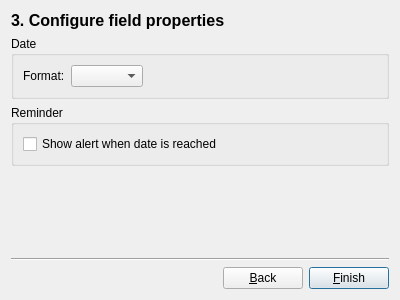
First picture: the form in ui/datefieldwizard.ui, repository giowck/symphytum, before the edit.
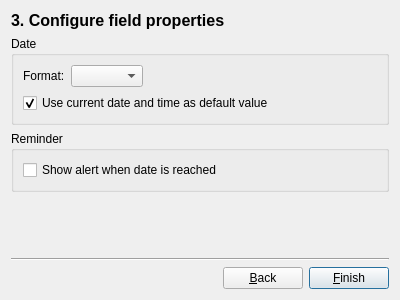
Second picture: the form after the edit.

Commit message: Allow empty dates as default value for new records, fixes #56

```diff
--- a/ui/datefieldwizard.ui
+++ b/ui/datefieldwizard.ui
@@ -58,6 +58,19 @@
         </item>
        </layout>
       </item>
+      <item>
+       <widget class="QCheckBox" name="currentDateCheckBox">
+        <property name="toolTip">
+         <string>Set current date and time as default value for new records</string>
+        </property>
+        <property name="text">
+         <string>Use current date and time as default value</string>
+        </property>
+        <property name="checked">
+         <bool>true</bool>
+        </property>
+       </widget>
+      </item>
      </layout>
     </widget>
    </item>
```
The commit also changes 4 other files.
